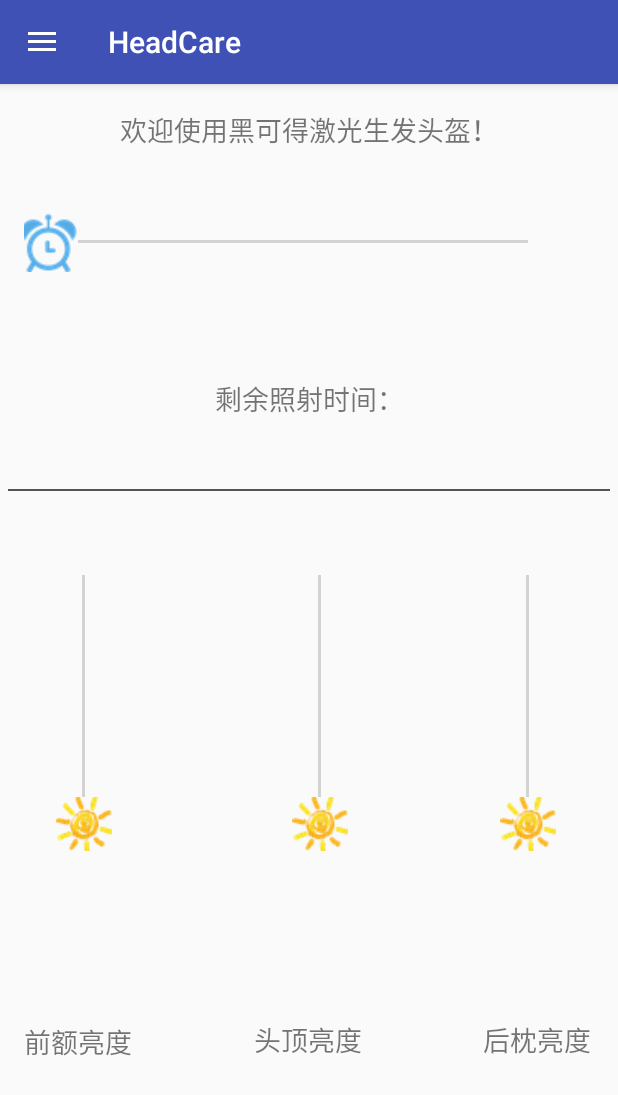
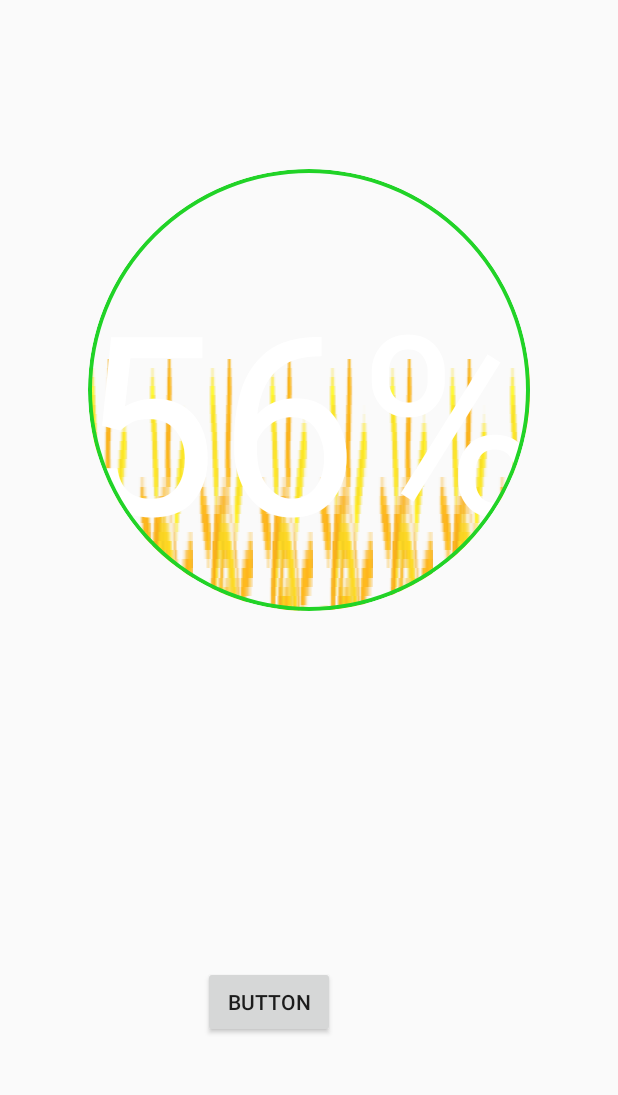
Before and after one commit to 3100702135/headcare, an Android app: the screen it shows after launch (MainActivity before the commit, testActivity after it), in the side drawer, after a tap on "记录心得", on a phone screen of 412 x 824 dp. Shown: the top 1095 px of the screen. Run offline under Robolectric (Android 15) with nearby library versions, the phone set to English and light mode, and no system bars.

Commit message:
样式
样式

```diff
--- a/app/src/main/java/com/example/administrator/headcare/MainActivity.java
+++ b/app/src/main/java/com/example/administrator/headcare/MainActivity.java
@@ -207,6 +207,8 @@ public class MainActivity extends AppCompatActivity
         int id = item.getItemId();
         if (id == R.id.nav_camera) {
             // Handle the camera action
+            Intent intent = new Intent(this,testActivity.class);
+            startActivity(intent);
         } else if (id == R.id.nav_gallery) {
 
         } else if (id == R.id.nav_slideshow) {
@@ -216,7 +218,8 @@ public class MainActivity extends AppCompatActivity
         } else if (id == R.id.nav_share) {
 
         } else if (id == R.id.nav_send) {
-
+            Intent intent = new Intent(this,WaveActivity.class);
+            startActivity(intent);
         }
         DrawerLayout drawer = (DrawerLayout) findViewById(R.id.drawer_layout);
         drawer.closeDrawer(GravityCompat.START);
--- /dev/null
+++ b/app/src/main/java/com/example/administrator/headcare/testActivity.java
@@ -0,0 +1,87 @@
+package com.example.administrator.headcare;
+
+import android.app.Activity;
+import android.app.AlertDialog;
+import android.bluetooth.BluetoothAdapter;
+import android.bluetooth.BluetoothDevice;
+import android.bluetooth.BluetoothSocket;
+import android.content.DialogInterface;
+import android.os.Bundle;
+import android.support.design.widget.NavigationView;
+import android.support.v4.view.GravityCompat;
+import android.support.v4.widget.DrawerLayout;
+import android.support.v7.app.ActionBarDrawerToggle;
+import android.support.v7.app.AppCompatActivity;
+import android.support.v7.widget.Toolbar;
+import android.util.Log;
+import android.view.Menu;
+import android.view.MenuItem;
+import android.view.View;
+import android.widget.Button;
+import android.widget.EditText;
+import android.widget.SeekBar;
+import android.widget.TextView;
+import android.widget.Toast;
+
+import com.example.administrator.headcare.toolBars.roundPower;
+import com.example.administrator.headcare.util.BluetoothManager;
+import com.example.administrator.headcare.util.BluetoothReceiver;
+import com.example.administrator.headcare.util.TimerTextView;
+import com.example.administrator.headcare.util.VerticalSeekBar;
+
+import java.io.IOException;
+import java.io.InputStream;
+import java.io.OutputStream;
+import java.lang.reflect.InvocationTargetException;
+import java.util.ArrayList;
+import java.util.HashMap;
+import java.util.List;
+import java.util.UUID;
+
+public class testActivity extends Activity {
+
+    private roundPower mSinkingView;
+
+    private float percent = 0;
+
+    @Override
+    protected void onCreate(Bundle savedInstanceState) {
+        super.onCreate(savedInstanceState);
+        setContentView(R.layout.power);
+        mSinkingView = (roundPower) findViewById(R.id.sinking);
+        Button btn_test = findViewById(R.id.btn_test);
+        btn_test.setOnClickListener(new View.OnClickListener() {
+            @Override
+            public void onClick(View v) {
+                test();
+            }
+        });
+        percent = 0.56f;
+        mSinkingView.setPercent(percent);
+    }
+
+    private void test() {
+        Thread thread = new Thread(new Runnable() {
+            @Override
+            public void run() {
+                percent = 0;
+                while (percent <= 1) {
+                    mSinkingView.setPercent(percent);
+                    percent += 0.01f;
+                    try {
+                        Thread.sleep(40);
+                    } catch (InterruptedException e) {
+                        e.printStackTrace();
+                    }
+
+                }
+                percent = 0.56f;
+                mSinkingView.setPercent(percent);
+                // mSinkingView.clear();
+            }
+        });
+        thread.start();
+        percent = 0.56f;
+        mSinkingView.setPercent(percent);
+    }
+}
--- /dev/null
+++ b/app/src/main/java/com/example/administrator/headcare/toolBars/roundPower.java
@@ -0,0 +1,127 @@
+package com.example.administrator.headcare.toolBars;
+
+import android.content.Context;
+import android.graphics.Bitmap;
+import android.graphics.BitmapFactory;
+import android.graphics.Canvas;
+import android.graphics.Color;
+import android.graphics.Paint;
+import android.graphics.Path;
+import android.graphics.Region;
+import android.util.AttributeSet;
+import android.widget.FrameLayout;
+
+import com.example.administrator.headcare.R;
+
+public class roundPower extends FrameLayout {
+    private static final int DEFAULT_TEXTCOLOT = 0xFFFFFFFF;
+
+    private static final int DEFAULT_TEXTSIZE = 250;
+
+    private float mPercent;
+
+    private Paint mPaint = new Paint();
+
+    private Bitmap mBitmap;
+
+    private Bitmap mScaledBitmap;
+
+    private float mLeft, mTop;
+
+    private int mSpeed = 15;
+
+    private int mRepeatCount = 0;
+
+    private Status mFlag = Status.NONE;
+
+    private int mTextColor = DEFAULT_TEXTCOLOT;
+
+    private int mTextSize = DEFAULT_TEXTSIZE;
+
+    public roundPower(Context context, AttributeSet attrs) {
+        super(context, attrs);
+    }
+
+    public void setTextColor(int color) {
+        mTextColor = color;
+    }
+
+    public void setTextSize(int size) {
+        mTextSize = size;
+    }
+
+    public void setPercent(float percent) {
+        mFlag = Status.RUNNING;
+        mPercent = percent;
+        postInvalidate();
+
+    }
+
+    public void setStatus(Status status) {
+        mFlag = status;
+    }
+
+    public void clear() {
+        mFlag = Status.NONE;
+        if (mScaledBitmap != null) {
+            mScaledBitmap.recycle();
+            mScaledBitmap = null;
+        }
+
+        if (mBitmap != null) {
+            mBitmap.recycle();
+            mBitmap = null;
+        }
+    }
+
+    @Override
+    protected void dispatchDraw(Canvas canvas) {
+        super.dispatchDraw(canvas);
+        int width = getWidth();
+        int height = getHeight();
+
+        //裁剪成圆区域
+        Path path = new Path();
+        canvas.save();
+        path.reset();
+        canvas.clipPath(path);
+        path.addCircle(width / 2, height / 2, width / 2, Path.Direction.CCW);
+        canvas.clipPath(path, Region.Op.REPLACE);
+
+        if (mFlag == Status.RUNNING) {
+            if (mScaledBitmap == null) {
+                mBitmap = BitmapFactory.decodeResource(getContext().getResources(), R.drawable.sun);
+                mScaledBitmap = Bitmap.createScaledBitmap(mBitmap, mBitmap.getWidth(), getHeight(), false);
+                mBitmap.recycle();
+                mBitmap = null;
+                mRepeatCount = (int) Math.ceil(getWidth() / mScaledBitmap.getWidth() + 0.5) + 1;
+            }
+            for (int idx = 0; idx < mRepeatCount; idx++) {
+                canvas.drawBitmap(mScaledBitmap, mLeft + (idx - 1) * mScaledBitmap.getWidth(), (1-mPercent) * getHeight(), null);
+            }
+            String str = (int) (mPercent * 100) + "%";
+            mPaint.setColor(mTextColor);
+            mPaint.setTextSize(mTextSize);
+            mPaint.setStyle(Paint.Style.FILL);
+            canvas.drawText(str, (getWidth() - mPaint.measureText(str)) / 2, getHeight() / 2 + mTextSize / 2, mPaint);
+
+            mLeft += mSpeed;
+            if (mLeft >= mScaledBitmap.getWidth())
+                mLeft = 0;
+            // 绘制外圆环
+            mPaint.setStyle(Paint.Style.STROKE);
+            mPaint.setStrokeWidth(4);
+            mPaint.setAntiAlias(true);
+            mPaint.setColor(Color.rgb(33, 211, 39));
+            canvas.drawCircle(width / 2, height / 2, width / 2 - 2, mPaint);
+
+            postInvalidateDelayed(20);
+        }
+        canvas.restore();
+
+    }
+
+    public enum Status {
+        RUNNING, NONE
+    }
+}
--- a/app/src/main/res/layout/content_main.xml
+++ b/app/src/main/res/layout/content_main.xml
@@ -10,28 +10,29 @@
 
     <com.example.administrator.headcare.util.VerticalSeekBar
         android:id="@+id/verticalSeekbarB"
+        style="@style/CustomSeekbarStyle"
         android:layout_width="80dp"
         android:layout_height="200dp"
         android:layout_marginEnd="20dp"
         android:layout_marginRight="20dp"
         android:layout_marginTop="40dp"
-        android:thumb="@drawable/sun"
         app:layout_constraintEnd_toEndOf="parent"
         app:layout_constraintTop_toBottomOf="@+id/textLine" />
 
     <com.example.administrator.headcare.util.VerticalSeekBar
         android:id="@+id/verticalSeekbarF"
+        style="@style/CustomSeekbarStyle"
         android:layout_width="80dp"
         android:layout_height="200dp"
         android:layout_marginLeft="16dp"
         android:layout_marginStart="16dp"
         android:layout_marginTop="40dp"
-        android:thumb="@drawable/sun"
         app:layout_constraintStart_toStartOf="parent"
         app:layout_constraintTop_toBottomOf="@+id/textLine" />
 
     <com.example.administrator.headcare.util.VerticalSeekBar
         android:id="@+id/verticalSeekbarT"
+        style="@style/CustomSeekbarStyle"
         android:layout_width="80dp"
         android:layout_height="200dp"
         android:layout_marginEnd="50dp"
@@ -39,7 +40,6 @@
         android:layout_marginRight="50dp"
         android:layout_marginStart="50dp"
         android:layout_marginTop="40dp"
-        android:thumb="@drawable/sun"
         app:layout_constraintEnd_toStartOf="@+id/verticalSeekbarB"
         app:layout_constraintHorizontal_bias="0.75"
         app:layout_constraintStart_toEndOf="@+id/verticalSeekbarF"
@@ -134,7 +134,7 @@
 
     <SeekBar
         android:id="@+id/seekBarTime"
-        style="@style/TextAppearance.Compat.Notification.Time"
+        style="@style/CustomSeekbarStyle"
         android:layout_width="352dp"
         android:layout_height="44dp"
         android:layout_marginBottom="8dp"
@@ -144,7 +144,6 @@
         android:layout_marginStart="16dp"
         android:layout_marginTop="80dp"
         android:max="30"
-        android:thumb="@drawable/clock"
         app:layout_constraintBottom_toBottomOf="parent"
         app:layout_constraintEnd_toEndOf="parent"
         app:layout_constraintHorizontal_bias="0.0"
--- /dev/null
+++ b/app/src/main/res/layout/power.xml
@@ -0,0 +1,37 @@
+<?xml version="1.0" encoding="utf-8"?>
+<android.support.constraint.ConstraintLayout xmlns:android="http://schemas.android.com/apk/res/android"
+    xmlns:app="http://schemas.android.com/apk/res-auto"
+    xmlns:tools="http://schemas.android.com/tools"
+    android:layout_width="match_parent"
+    android:layout_height="match_parent"
+    app:layout_behavior="@string/appbar_scrolling_view_behavior"
+    tools:context=".testActivity">
+
+
+    <com.example.administrator.headcare.toolBars.roundPower
+        android:id="@+id/sinking"
+        android:layout_width="295dp"
+        android:layout_height="340dp"
+        android:layout_marginBottom="153dp"
+        android:layout_marginEnd="69dp"
+        android:layout_marginLeft="69dp"
+        android:layout_marginRight="69dp"
+        android:layout_marginStart="69dp"
+        android:layout_marginTop="30dp"
+        app:layout_constraintBottom_toTopOf="@+id/btn_test"
+        app:layout_constraintEnd_toEndOf="parent"
+        app:layout_constraintStart_toStartOf="parent"
+        app:layout_constraintTop_toTopOf="parent" />
+
+    <Button
+        android:id="@+id/btn_test"
+        android:layout_width="wrap_content"
+        android:layout_height="wrap_content"
+        android:layout_marginBottom="72dp"
+        android:layout_marginLeft="135dp"
+        android:layout_marginStart="135dp"
+        android:text="Button"
+        app:layout_constraintBottom_toBottomOf="parent"
+        app:layout_constraintStart_toStartOf="parent"
+        app:layout_constraintTop_toBottomOf="@+id/sinking" />
+</android.support.constraint.ConstraintLayout>
```
Also changed, not shown: app/src/main/AndroidManifest.xml (+23 -1 lines), app/src/main/java/com/example/administrator/headcare/WaveActivity.java (added, +38 -0 lines), app/src/main/java/com/example/administrator/headcare/bean/Point.java (added, +27 -0 lines), app/src/main/java/com/example/administrator/headcare/toolBars/LD_WaveView.java (added, +266 -0 lines), app/src/main/res/drawable-v21/seekbar_progress_drawable.xml (added, +25 -0 lines), app/src/main/res/layout/activity_wave.xml (added, +25 -0 lines), app/src/main/res/values/CustomSeekbarStyle.xml (added, +12 -0 lines), app/src/main/res/values/LD_WaveView.xml (added, +7 -0 lines).
